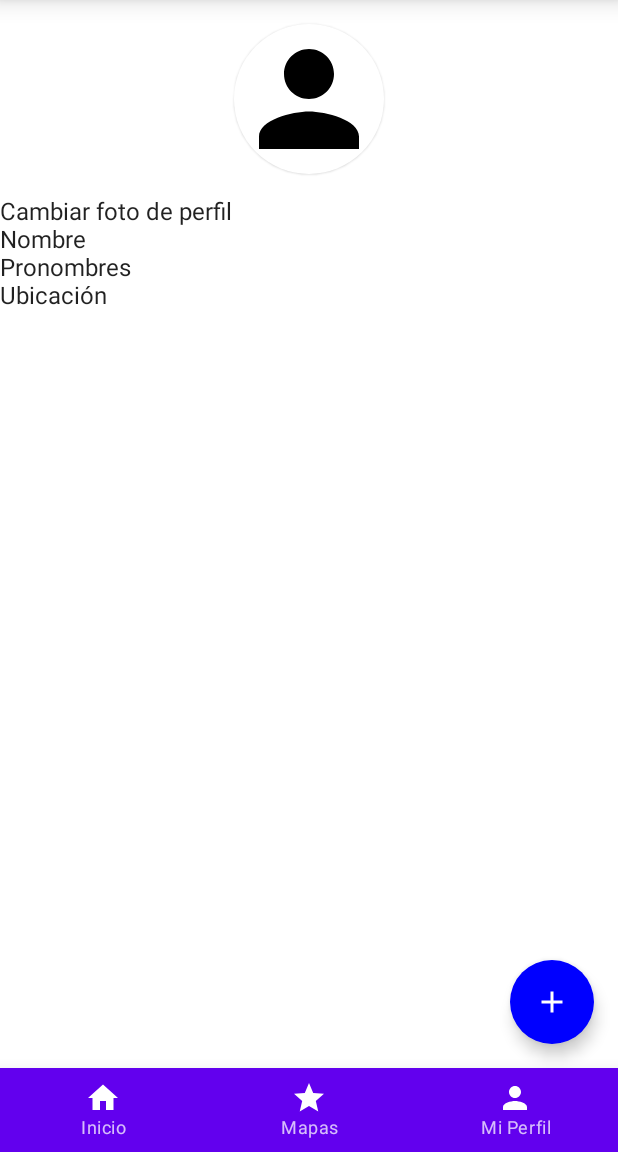
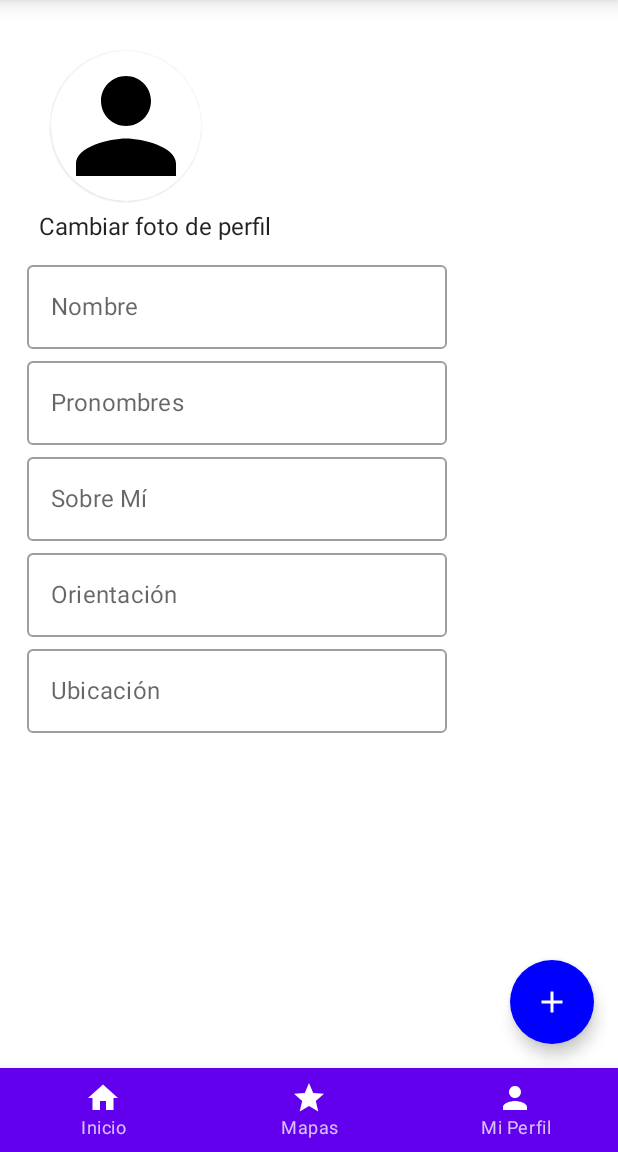
Before and after one commit to Lykamad/Queer-Map, an Android app built with Jetpack Compose: the screen it shows after launch (MainActivity), item 3 of the bottom bar chosen, on a phone screen of 412 x 824 dp, the part 84-1236 px from its top. Run offline under Robolectric (Android 15) with nearby library versions, the phone set to English and light mode, and no system bars; our stand-ins replace Room's generated code, livedata-compose; pictures from the network do not load.

Commit message:
Perfil Usuario
Versión acabada

+Ruta de drawer a mi perfil
+Parámetros añadidos
-(Foto no guardada en el view model)

```diff
--- a/esqueleto_b/app/src/main/java/com/example/ejemplo_21_11/components/NavDrawerItem.kt
+++ b/esqueleto_b/app/src/main/java/com/example/ejemplo_21_11/components/NavDrawerItem.kt
@@ -13,5 +13,5 @@ sealed class NavDrawerItem(
 ){
     object Inicio: NavDrawerItem( "listarUsuarios", Icons.Default.Home, "Inicio")
     object Favoritos: NavDrawerItem( "listarUsuarios", Icons.Default.Star, "Mapas")
-    object Perfil: NavDrawerItem( "listarUsuarios", Icons.Default.Person, "Mi Perfil")
+    object Perfil: NavDrawerItem( "miPerfil", Icons.Default.Person, "Mi Perfil")
 }
--- a/esqueleto_b/app/src/main/java/com/example/ejemplo_21_11/model/UserViewModel.kt
+++ b/esqueleto_b/app/src/main/java/com/example/ejemplo_21_11/model/UserViewModel.kt
@@ -1,6 +1,10 @@
 package com.example.ejemplo_21_11.model
 
 import android.app.Application
+import androidx.compose.runtime.getValue
+import androidx.compose.runtime.mutableStateOf
+import androidx.compose.runtime.saveable.rememberSaveable
+import androidx.compose.runtime.setValue
 import androidx.lifecycle.*
 import com.example.ejemplo_21_11.database.UserDatabase
 import com.example.ejemplo_21_11.database.UserEntity
@@ -9,6 +13,56 @@ import kotlinx.coroutines.Dispatchers
 import kotlinx.coroutines.launch
 
 class UserViewModel(application: Application): AndroidViewModel(application){
+
+
+    //My profile
+
+
+    //Foto2
+    private val _profilePhoto = MutableLiveData<String>("")
+    val profilePhoto: LiveData<String> = _profilePhoto
+
+    fun onProfilePhotoChange(newData: String){
+        _profilePhoto.value = newData
+    }
+
+    //Nombre
+    var profileUserName by mutableStateOf("")
+
+    fun onProfileUserNameChange(newData:String){
+        profileUserName = newData
+    }
+
+    //Pronombres
+    var profilePronouns by mutableStateOf("")
+
+    fun onProfilePronounsChange(newData:String){
+        profilePronouns = newData
+    }
+
+    //Ubicación
+    var profileLocation by mutableStateOf("")
+
+    fun onProfileLocationChange(newData:String){
+        profileLocation = newData
+    }
+
+    //Descripión
+    var profileDescription by mutableStateOf("")
+
+    fun onProfileDescriptionChange(newData:String){
+        profileDescription = newData
+    }
+
+    //Orientación
+    var profileSexuality by mutableStateOf("")
+
+    fun onProfileSexualityChange(newData:String){
+        profileSexuality = newData
+    }
+
+
+    //Fin my profile
 
     private val _userName = MutableLiveData<String>("")
     val userName: LiveData<String> = _userName
--- a/esqueleto_b/app/src/main/java/com/example/ejemplo_21_11/navigation/Navegación.kt
+++ b/esqueleto_b/app/src/main/java/com/example/ejemplo_21_11/navigation/Navegación.kt
@@ -8,9 +8,7 @@ import androidx.navigation.compose.NavHost
 import androidx.navigation.compose.composable
 import com.example.ejemplo_21_11.database.UserEntity
 import com.example.ejemplo_21_11.model.UserViewModel
-import com.example.ejemplo_21_11.screens.ListUsers
-import com.example.ejemplo_21_11.screens.MyProfile
-import com.example.ejemplo_21_11.screens.ProfileEdit
+import com.example.ejemplo_21_11.screens.*
 
 @Composable
 fun Navegacion (navController : NavHostController, userViewModel: UserViewModel) {
@@ -20,6 +18,6 @@ fun Navegacion (navController : NavHostController, userViewModel: UserViewModel)
     NavHost(navController = navController, startDestination = "listarUsuarios"){
         composable("listarUsuarios"){ ListUsers(userViewModel) }
         composable("crearUsuarios"){ ProfileEdit(navController, userViewModel, userViewModelList) } //el orden importa //en el 3r val espera UserEntity pero le paso User -> ERROR
-        composable("miPerfil"){ MyProfile()}
+        composable("miPerfil"){ MyProfile(userViewModel)}
 }
 }
--- a/esqueleto_b/app/src/main/java/com/example/ejemplo_21_11/screens/MyProfile.kt
+++ b/esqueleto_b/app/src/main/java/com/example/ejemplo_21_11/screens/MyProfile.kt
@@ -9,10 +9,15 @@ import androidx.compose.foundation.border
 import androidx.compose.foundation.clickable
 import androidx.compose.foundation.layout.*
 import androidx.compose.foundation.shape.CircleShape
+import androidx.compose.foundation.text.KeyboardOptions
 import androidx.compose.material.Card
+import androidx.compose.material.OutlinedTextField
 import androidx.compose.material.Text
 import androidx.compose.material.TextField
 import androidx.compose.runtime.Composable
+import androidx.compose.runtime.MutableState
+import androidx.compose.runtime.getValue
+import androidx.compose.runtime.livedata.observeAsState
 import androidx.compose.runtime.mutableStateOf
 import androidx.compose.runtime.saveable.rememberSaveable
 import androidx.compose.ui.Alignment
@@ -20,15 +25,18 @@ import androidx.compose.ui.Modifier
 import androidx.compose.ui.draw.clip
 import androidx.compose.ui.layout.ContentScale
 import androidx.compose.ui.res.painterResource
+import androidx.compose.ui.text.input.PasswordVisualTransformation
+import androidx.compose.ui.text.input.VisualTransformation
 import androidx.compose.ui.unit.dp
 import coil.compose.rememberAsyncImagePainter
 import coil.compose.rememberImagePainter
 import com.example.ejemplo_21_11.R
+import com.example.ejemplo_21_11.model.UserViewModel
 
 
 //Por su complejidad, definimos una función para la imagen de perfil. Se permite al usuario elegir la foto que quiera.
 @Composable
-fun ChangeProfilePic (){
+fun ChangeProfilePic (mUserViewModel: UserViewModel){
     //Guardar estado de la foto de perfil
     val imageUri = rememberSaveable { mutableStateOf("") }
     // Cargar la foto que elija el usuario o el icono predef. si no se le ha proporcionado foto.
@@ -49,7 +57,7 @@ fun ChangeProfilePic (){
         modifier = Modifier
             .padding(8.dp)
             .fillMaxWidth(),
-        horizontalAlignment = Alignment.CenterHorizontally
+        horizontalAlignment = Alignment.Start
     ) {
         Card(
             shape = CircleShape,
@@ -65,41 +73,83 @@ fun ChangeProfilePic (){
                .clickable { launcher.launch("image/*") },
                contentScale = ContentScale.Crop
            )
+
         }
+
+        Text(
+            text = "Cambiar foto de perfil"
+        )
     }
+
+}
+
+//Definimos una función para optimizar código, específica para los textfields
+@Composable
+fun MyTextFields(
+    label:String,
+    visualTransformation: VisualTransformation = VisualTransformation.None,
+    keyboardOptions: KeyboardOptions = KeyboardOptions.Default,
+    value:String,
+    onValueChanged: (String) -> Unit
+) {
+
+    OutlinedTextField(
+        value = value,
+        label = { Text(text = label)},
+        onValueChange = onValueChanged,
+        visualTransformation = visualTransformation,
+        keyboardOptions = keyboardOptions
+    )
 
 }
 
 
 
 @Composable
-fun MyProfile() {
+fun MyProfile(mUserViewModel: UserViewModel) {
 
 
     Column(modifier = Modifier
-        .fillMaxSize(),
+        .fillMaxSize()
+        .padding(18.dp),
         horizontalAlignment = Alignment.Start
     ) {
 
         //Se carga la función de la foto de perfil
-        ChangeProfilePic()
+        ChangeProfilePic(mUserViewModel)
 
-        Text(
-            text = "Cambiar foto de perfil"
+
+        MyTextFields(
+            label = "Nombre",
+            value = mUserViewModel.profileUserName,
+            onValueChanged = {mUserViewModel.onProfileUserNameChange(it)}
         )
 
-        Text(
-            text = "Nombre"
+
+        MyTextFields(
+            label = "Pronombres",
+            value = mUserViewModel.profilePronouns,
+            onValueChanged = {mUserViewModel.onProfilePronounsChange(it)}
         )
 
-        Text(
-            text = "Pronombres"
+
+        MyTextFields(
+            label = "Sobre Mí",
+            value = mUserViewModel.profileDescription,
+            onValueChanged = {mUserViewModel.onProfileDescriptionChange(it)}
         )
 
-        Text(
-            text = "Ubicación"
+        MyTextFields(
+            label = "Orientación",
+            value = mUserViewModel.profileSexuality,
+            onValueChanged = {mUserViewModel.onProfileSexualityChange(it)}
         )
 
+        MyTextFields(
+            label = "Ubicación",
+            value = mUserViewModel.profileLocation,
+            onValueChanged = {mUserViewModel.onProfileLocationChange(it)}
+        )
 
     }
 
--- /dev/null
+++ b/esqueleto_b/app/src/main/res/drawable/map.xml
@@ -0,0 +1,5 @@
+<vector android:height="24dp" android:tint="#000000"
+    android:viewportHeight="24" android:viewportWidth="24"
+    android:width="24dp" xmlns:android="http://schemas.android.com/apk/res/android">
+    <path android:fillColor="@android:color/white" android:pathData="M20.5,3l-0.16,0.03L15,5.1 9,3 3.36,4.9c-0.21,0.07 -0.36,0.25 -0.36,0.48V20.5c0,0.28 0.22,0.5 0.5,0.5l0.16,-0.03L9,18.9l6,2.1 5.64,-1.9c0.21,-0.07 0.36,-0.25 0.36,-0.48V3.5c0,-0.28 -0.22,-0.5 -0.5,-0.5zM15,19l-6,-2.11V5l6,2.11V19z"/>
+</vector>
```
Lines whose indentation alone changed are shown as unchanged.
